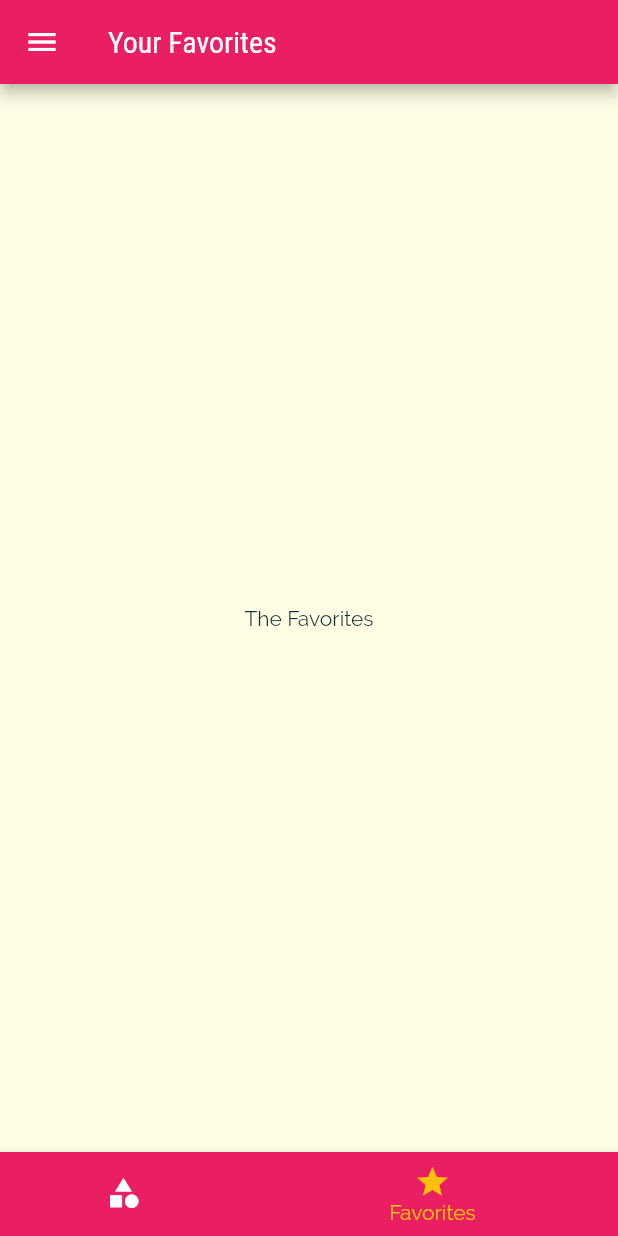
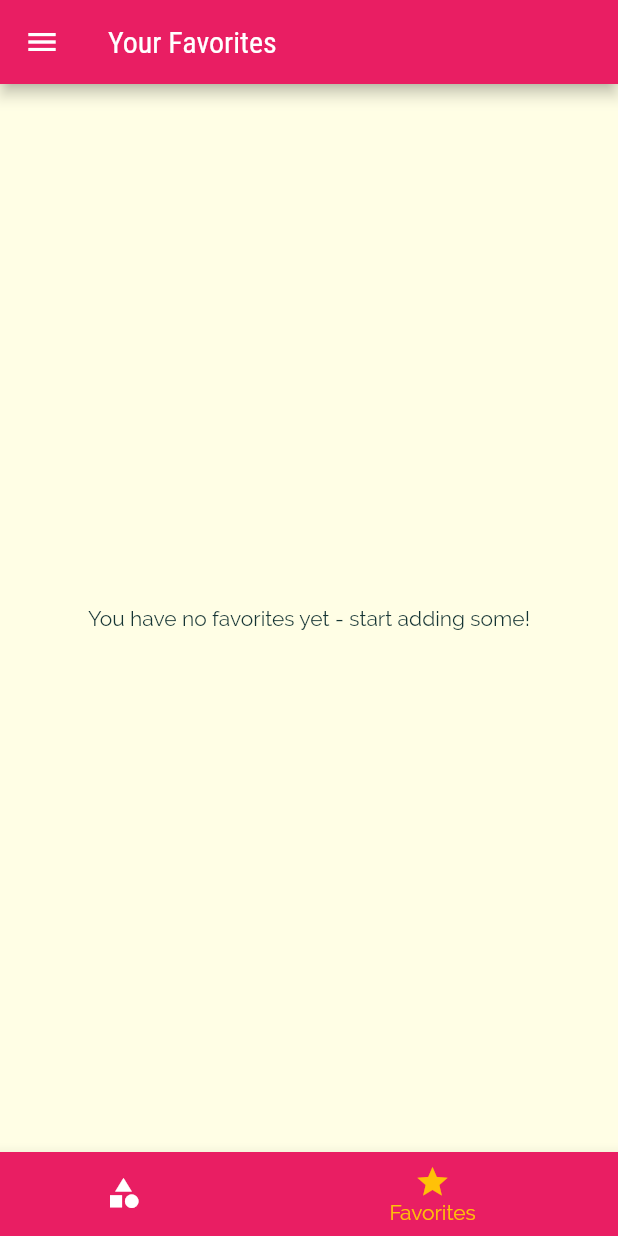
Before and after one commit to ducchungtx/meals-app, a Flutter app: the screen it shows after launch, item 2 of the bottom bar chosen, on a phone screen of 412 x 824 dp. Run offline on Flutter 3.47's test engine with Material 2 defaults, Android fonts, the phone set to English and light mode, and no system bars.

```diff
--- a/lib/main.dart
+++ b/lib/main.dart
@@ -28,22 +28,23 @@ class _MyAppState extends State<MyApp> {
   };
 
   List<Meal> _availableMeals = DUMMY_MEALS;
+  List<Meal> _favoriteMeals = [];
 
   void _setFilters(Map<String, bool> filterData) {
     setState(() {
       _filters = filterData;
 
       _availableMeals = DUMMY_MEALS.where((meal) {
-        if (_filters['gluten']! && !meal.isGlutenFree) {
+        if (_filters['gluten'] == true && !meal.isGlutenFree) {
           return false;
         }
-        if (_filters['lactose']! && !meal.isLactoseFree) {
+        if (_filters['lactose'] == true && !meal.isLactoseFree) {
           return false;
         }
-        if (_filters['vegan']! && !meal.isVegan) {
+        if (_filters['vegan'] == true && !meal.isVegan) {
           return false;
         }
-        if (_filters['vegetarian']! && !meal.isVegetarian) {
+        if (_filters['vegetarian'] == true && !meal.isVegetarian) {
           return false;
         }
         return true;
@@ -70,11 +71,11 @@ class _MyAppState extends State<MyApp> {
       // home: CategoriesScreen(),
       initialRoute: '/',
       routes: {
-        '/': (ctx) => const TabsScreen(),
-        CategoryMealsScreen.routeName: (ctx) => CategoryMealsScreen(),
+        '/': (ctx) => TabsScreen(_favoriteMeals),
+        CategoryMealsScreen.routeName: (ctx) =>
+            CategoryMealsScreen(_availableMeals),
         MealDetailScreen.routeName: (ctx) => MealDetailScreen(),
-        FiltersScreen.routeName: (ctx) => FiltersScreen(
-            currentFilters: _filters, onFiltersChanged: _setFilters),
+        FiltersScreen.routeName: (ctx) => FiltersScreen(_filters, _setFilters),
       },
       onGenerateRoute: (settings) {
         return MaterialPageRoute(
--- a/lib/screens/favorites_screen.dart
+++ b/lib/screens/favorites_screen.dart
@@ -5,6 +5,7 @@ class FavoritesScreen extends StatelessWidget {
 
   @override
   Widget build(BuildContext context) {
-    return Center(child: Text('The Favorites'));
+    return Center(
+        child: Text('You have no favorites yet - start adding some!'));
   }
 }
--- a/lib/screens/tabs_screen.dart
+++ b/lib/screens/tabs_screen.dart
@@ -1,11 +1,13 @@
 import 'package:flutter/material.dart';
 
 import '../widgets/main_drawer.dart';
+import '../models/meal.dart';
 import './favorites_screen.dart';
 import './categories_screen.dart';
 
 class TabsScreen extends StatefulWidget {
-  const TabsScreen({Key? key}) : super(key: key);
+  final List<Meal> favoriteMeals;
+  TabsScreen(this.favoriteMeals);
 
   @override
   _TabsScreenState createState() => _TabsScreenState();
```
Also changed, not shown: lib/screens/category_meals_screen.dart (+4 -3 lines), lib/screens/filters_screen.dart (+10 -4 lines).
